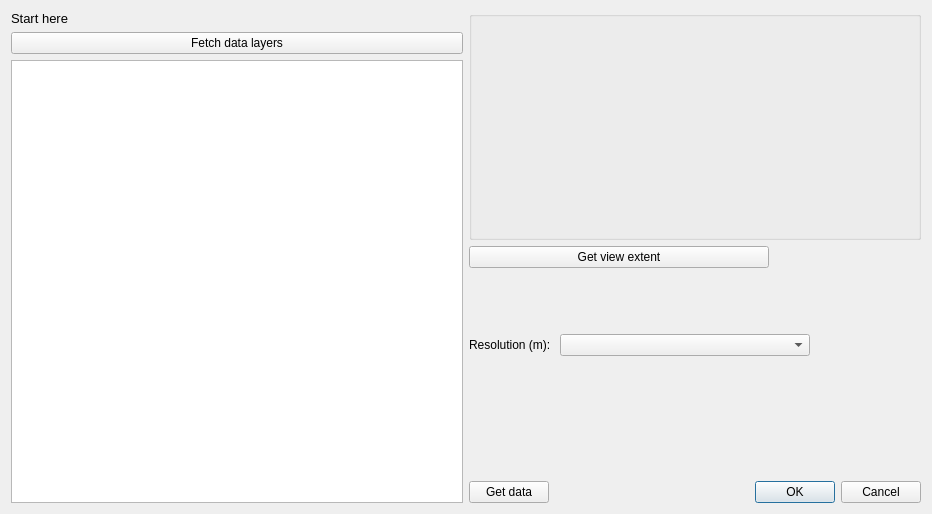
Old version of the form geocubes_plugin_dialog_base.ui in the repository geoportti/GeoCubes-Finland-QGIS-Plugin.
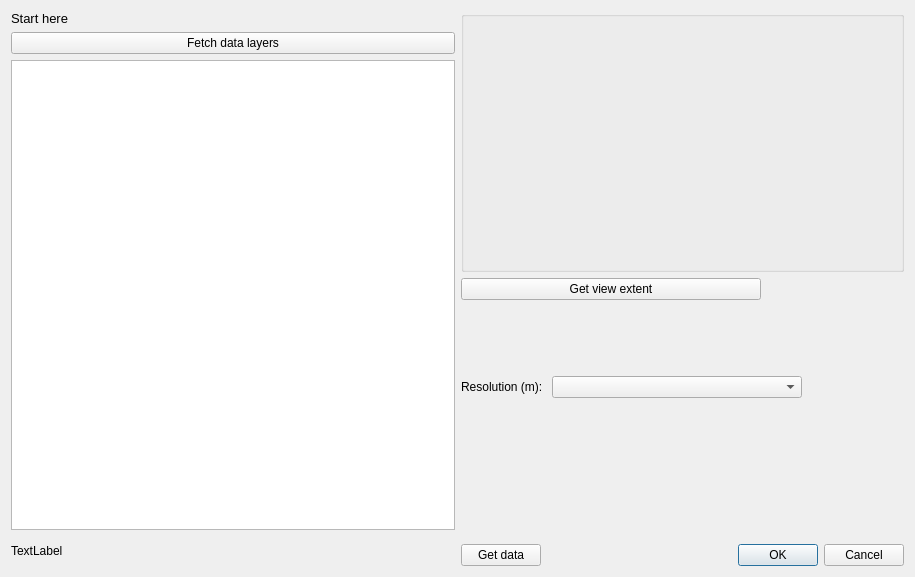
New version of the form. Custom widgets are drawn as their Qt base class.

Commit message: Layer selection works and added layer count

```diff
--- a/geocubes_plugin_dialog_base.ui
+++ b/geocubes_plugin_dialog_base.ui
@@ -6,8 +6,8 @@
    <rect>
     <x>0</x>
     <y>0</y>
-    <width>932</width>
-    <height>514</height>
+    <width>915</width>
+    <height>577</height>
    </rect>
   </property>
   <property name="windowTitle">
@@ -66,6 +66,19 @@
        </property>
       </widget>
      </item>
+     <item>
+      <widget class="QLabel" name="layerCountText">
+       <property name="maximumSize">
+        <size>
+         <width>16777215</width>
+         <height>30</height>
+        </size>
+       </property>
+       <property name="text">
+        <string>TextLabel</string>
+       </property>
+      </widget>
+     </item>
     </layout>
    </item>
    <item>
```
The commit also changes 1 other file.
